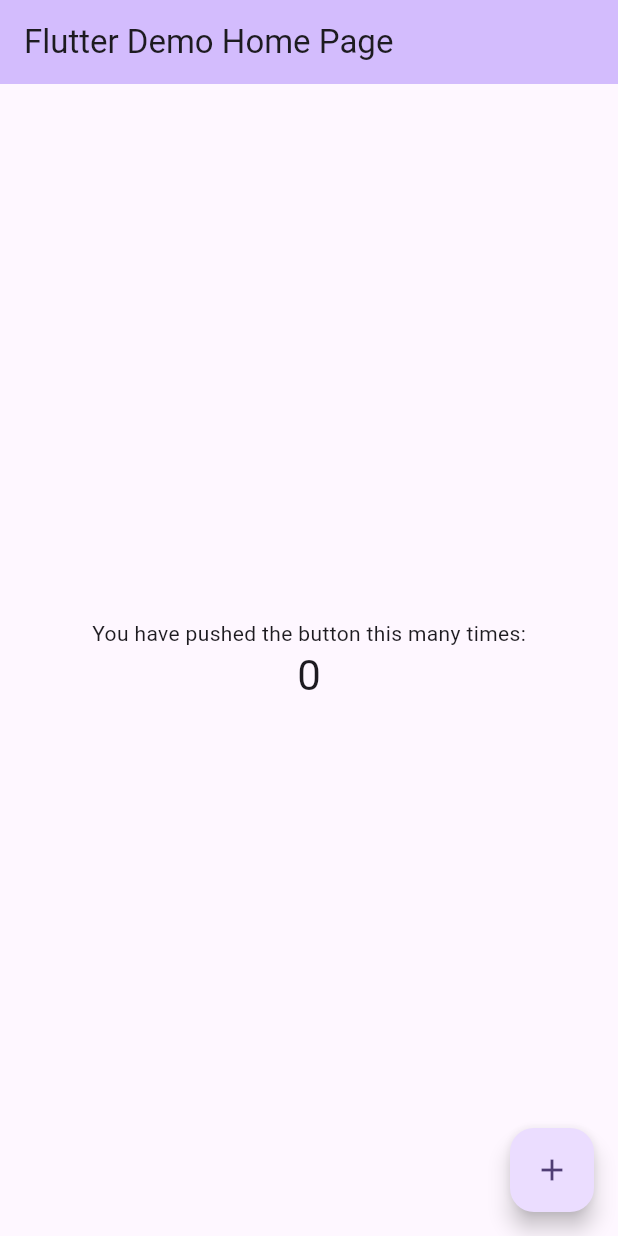
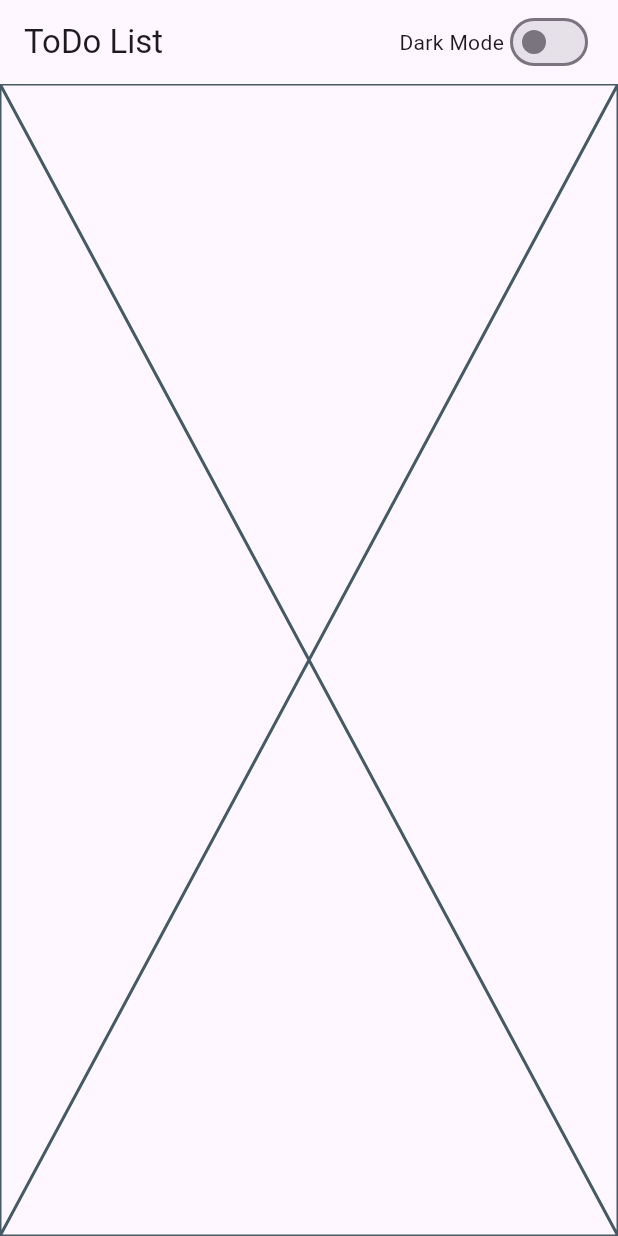
Before and after one commit to adicomdotir/app_architecture_new, a Flutter app: the screen it shows after launch, on a phone screen of 412 x 824 dp. Run offline on Flutter 3.47's test engine with Material 3 defaults, Android fonts, the phone set to English and light mode, and no system bars; our stand-ins replace shared_preferences, sqflite, sqflite_common_ffi; accounts and stored records are empty; project files that could hold a hidden picture were left out.

Commit message:
Add theme switcher

````diff
--- /dev/null
+++ b/lib/data/repositories/theme_repository.dart
@@ -0,0 +1,39 @@
+import 'dart:async';
+
+import '../../utils/result.dart';
+import '../services/shared_preferences_service.dart';
+
+class ThemeRepository {
+  ThemeRepository(
+    this._service,
+  );
+
+  final _darkModeController = StreamController<bool>.broadcast();
+
+  final SharedPreferencesService _service;
+
+  /// Get if dark mode is enabled
+  Future<Result<bool>> isDarkMode() async {
+    try {
+      final value = await _service.isDarkMode();
+      return Result.ok(value);
+    } on Exception catch (e) {
+      return Result.error(e);
+    }
+  }
+
+  /// Set dark mode
+  Future<Result<void>> setDarkMode(bool value) async {
+    try {
+      await _service.setDarkMode(value);
+      _darkModeController.add(value);
+      return const Result.ok(null);
+    } on Exception catch (e) {
+      return Result.error(e);
+    }
+  }
+
+  /// Stream that emits theme config changes.
+  /// ViewModels should call [isDarkMode] to get the current theme setting.
+  Stream<bool> observeDarkMode() => _darkModeController.stream;
+}
--- /dev/null
+++ b/lib/data/repositories/todo_repository.dart
@@ -0,0 +1,6 @@
+// TODO Implement this library.
+import 'package:app_architecture_new/data/services/database_service.dart';
+
+class TodoRepository {
+  TodoRepository({required DatabaseService database});
+}
--- /dev/null
+++ b/lib/data/services/database_service.dart
@@ -0,0 +1,6 @@
+// TODO Implement this library.
+import 'package:sqflite/sqflite.dart';
+
+class DatabaseService {
+  DatabaseService({required DatabaseFactory databaseFactory});
+}
--- /dev/null
+++ b/lib/data/services/shared_preferences_service.dart
@@ -0,0 +1,15 @@
+import 'package:shared_preferences/shared_preferences.dart';
+
+class SharedPreferencesService {
+  static const String _kDartMode = 'darkMode';
+
+  Future<void> setDarkMode(bool value) async {
+    final prefs = await SharedPreferences.getInstance();
+    await prefs.setBool(_kDartMode, value);
+  }
+
+  Future<bool> isDarkMode() async {
+    final prefs = await SharedPreferences.getInstance();
+    return prefs.getBool(_kDartMode) ?? false;
+  }
+}
--- a/lib/main.dart
+++ b/lib/main.dart
@@ -1,125 +1,104 @@
+import 'dart:io';
+
+import 'package:flutter/foundation.dart';
 import 'package:flutter/material.dart';
+import 'package:sqflite_common_ffi/sqflite_ffi.dart';
+
+import 'data/repositories/theme_repository.dart';
+import 'data/repositories/todo_repository.dart';
+import 'data/services/database_service.dart';
+import 'data/services/shared_preferences_service.dart';
+import 'main_app_viewmodel.dart';
+import 'ui/theme_config/viewmodel/theme_switch_viewmodel.dart';
+import 'ui/theme_config/widgets/theme_switch.dart';
+import 'ui/todo_list/viewmodel/todo_list_viewmodel.dart';
+import 'ui/todo_list/widgets/todo_list_screen.dart';
 
 void main() {
-  runApp(const MyApp());
+  late DatabaseService databaseService;
+  if (kIsWeb) {
+    throw UnsupportedError('Platform not supported');
+  } else if (Platform.isLinux || Platform.isWindows || Platform.isMacOS) {
+    // Initialize FFI SQLite
+    sqfliteFfiInit();
+    databaseService = DatabaseService(
+      databaseFactory: databaseFactoryFfi,
+    );
+  } else {
+    // Use default native SQLite
+    databaseService = DatabaseService(
+      databaseFactory: databaseFactory,
+    );
+  }
+
+  runApp(
+    MainApp(
+      themeRepository: ThemeRepository(
+        SharedPreferencesService(),
+      ),
+      todoRepository: TodoRepository(
+        database: databaseService,
+      ),
+    ),
+  );
 }
 
-class MyApp extends StatelessWidget {
-  const MyApp({super.key});
+class MainApp extends StatefulWidget {
+  const MainApp({
+    required this.themeRepository,
+    required this.todoRepository,
+    super.key,
+  });
 
-  // This widget is the root of your application.
+  final ThemeRepository themeRepository;
+  final TodoRepository todoRepository;
+
   @override
-  Widget build(BuildContext context) {
-    return MaterialApp(
-      title: 'Flutter Demo',
-      theme: ThemeData(
-        // This is the theme of your application.
-        //
-        // TRY THIS: Try running your application with "flutter run". You'll see
-        // the application has a purple toolbar. Then, without quitting the app,
-        // try changing the seedColor in the colorScheme below to Colors.green
-        // and then invoke "hot reload" (save your changes or press the "hot
-        // reload" button in a Flutter-supported IDE, or press "r" if you used
-        // the command line to start the app).
-        //
-        // Notice that the counter didn't reset back to zero; the application
-        // state is not lost during the reload. To reset the state, use hot
-        // restart instead.
-        //
-        // This works for code too, not just values: Most code changes can be
-        // tested with just a hot reload.
-        colorScheme: ColorScheme.fromSeed(seedColor: Colors.deepPurple),
-        useMaterial3: true,
-      ),
-      home: const MyHomePage(title: 'Flutter Demo Home Page'),
-    );
-  }
+  State<MainApp> createState() => _MainAppState();
 }
 
-class MyHomePage extends StatefulWidget {
-  const MyHomePage({required this.title, super.key});
-
-  // This widget is the home page of your application. It is stateful, meaning
-  // that it has a State object (defined below) that contains fields that affect
-  // how it looks.
-
-  // This class is the configuration for the state. It holds the values (in this
-  // case the title) provided by the parent (in this case the App widget) and
-  // used by the build method of the State. Fields in a Widget subclass are
-  // always marked "final".
-
-  final String title;
+class _MainAppState extends State<MainApp> {
+  late MainAppViewModel _viewModel;
 
   @override
-  State<MyHomePage> createState() => _MyHomePageState();
-}
+  void initState() {
+    super.initState();
+    _viewModel = MainAppViewModel(widget.themeRepository);
+  }
 
-class _MyHomePageState extends State<MyHomePage> {
-  int _counter = 0;
-
-  void _incrementCounter() {
-    setState(() {
-      // This call to setState tells the Flutter framework that something has
-      // changed in this State, which causes it to rerun the build method below
-      // so that the display can reflect the updated values. If we changed
-      // _counter without calling setState(), then the build method would not be
-      // called again, and so nothing would appear to happen.
-      _counter++;
-    });
+  @override
+  void dispose() {
+    _viewModel.dispose();
+    super.dispose();
   }
 
   @override
   Widget build(BuildContext context) {
-    // This method is rerun every time setState is called, for instance as done
-    // by the _incrementCounter method above.
-    //
-    // The Flutter framework has been optimized to make rerunning build methods
-    // fast, so that you can just rebuild anything that needs updating rather
-    // than having to individually change instances of widgets.
-    return Scaffold(
-      appBar: AppBar(
-        // TRY THIS: Try changing the color here to a specific color (to
-        // Colors.amber, perhaps?) and trigger a hot reload to see the AppBar
-        // change color while the other colors stay the same.
-        backgroundColor: Theme.of(context).colorScheme.inversePrimary,
-        // Here we take the value from the MyHomePage object that was created by
-        // the App.build method, and use it to set our appbar title.
-        title: Text(widget.title),
-      ),
-      body: Center(
-        // Center is a layout widget. It takes a single child and positions it
-        // in the middle of the parent.
-        child: Column(
-          // Column is also a layout widget. It takes a list of children and
-          // arranges them vertically. By default, it sizes itself to fit its
-          // children horizontally, and tries to be as tall as its parent.
-          //
-          // Column has various properties to control how it sizes itself and
-          // how it positions its children. Here we use mainAxisAlignment to
-          // center the children vertically; the main axis here is the vertical
-          // axis because Columns are vertical (the cross axis would be
-          // horizontal).
-          //
-          // TRY THIS: Invoke "debug painting" (choose the "Toggle Debug Paint"
-          // action in the IDE, or press "p" in the console), to see the
-          // wireframe for each widget.
-          mainAxisAlignment: MainAxisAlignment.center,
-          children: <Widget>[
-            const Text(
-              'You have pushed the button this many times:',
-            ),
-            Text(
-              '$_counter',
-              style: Theme.of(context).textTheme.headlineMedium,
+    return ListenableBuilder(
+      listenable: _viewModel,
+      builder: (context, child) {
+        return MaterialApp(
+          theme: _viewModel.isDarkMode ? ThemeData.dark() : ThemeData.light(),
+          home: child,
+        );
+      },
+      child: Scaffold(
+        appBar: AppBar(
+          actions: [
+            ThemeSwitch(
+              viewmodel: ThemeSwitchViewModel(
+                widget.themeRepository,
+              ),
             ),
           ],
+          title: const Text('ToDo List'),
+        ),
+        body: TodoListScreen(
+          viewModel: TodoListViewModel(
+            todoRepository: widget.todoRepository,
+          ),
         ),
       ),
-      floatingActionButton: FloatingActionButton(
-        onPressed: _incrementCounter,
-        tooltip: 'Increment',
-        child: const Icon(Icons.add),
-      ), // This trailing comma makes auto-formatting nicer for build methods.
     );
   }
 }
--- /dev/null
+++ b/lib/main_app_viewmodel.dart
@@ -0,0 +1,44 @@
+import 'dart:async';
+
+import 'package:app_architecture_new/data/repositories/theme_repository.dart';
+import 'package:flutter/foundation.dart';
+
+import 'utils/result.dart';
+
+class MainAppViewModel extends ChangeNotifier {
+  MainAppViewModel(
+    this._themeRepository,
+  ) {
+    _subscription = _themeRepository.observeDarkMode().listen((isDarkMode) {
+      _isDarkMode = isDarkMode;
+      notifyListeners();
+    });
+    _load();
+  }
+
+  final ThemeRepository _themeRepository;
+  StreamSubscription<bool>? _subscription;
+
+  bool _isDarkMode = false;
+
+  bool get isDarkMode => _isDarkMode;
+
+  Future<void> _load() async {
+    try {
+      final result = await _themeRepository.isDarkMode();
+      if (result is Ok<bool>) {
+        _isDarkMode = result.value;
+      }
+    } on Exception catch (_) {
+      // handle error
+    } finally {
+      notifyListeners();
+    }
+  }
+
+  @override
+  void dispose() {
+    _subscription?.cancel();
+    super.dispose();
+  }
+}
--- /dev/null
+++ b/lib/ui/theme_config/viewmodel/theme_switch_viewmodel.dart
@@ -0,0 +1,50 @@
+import 'package:flutter/foundation.dart';
+
+import '../../../data/repositories/theme_repository.dart';
+import '../../../utils/commad.dart';
+import '../../../utils/result.dart';
+
+class ThemeSwitchViewModel extends ChangeNotifier {
+  ThemeSwitchViewModel(this._themeRepository) {
+    load = Command0(_load)..execute();
+    toggle = Command0(_toggle);
+  }
+
+  final ThemeRepository _themeRepository;
+
+  bool _isDarkMode = false;
+
+  /// If true show dark mode
+  bool get isDarkMode => _isDarkMode;
+
+  late Command0 load;
+
+  late Command0 toggle;
+
+  /// Load the current theme setting from the repository
+  Future<Result<void>> _load() async {
+    try {
+      final result = await _themeRepository.isDarkMode();
+      if (result is Ok<bool>) {
+        _isDarkMode = result.value;
+      }
+      return result;
+    } on Exception catch (e) {
+      return Result.error(e);
+    } finally {
+      notifyListeners();
+    }
+  }
+
+  /// Toggle the theme setting
+  Future<Result<void>> _toggle() async {
+    try {
+      _isDarkMode = !_isDarkMode;
+      return await _themeRepository.setDarkMode(_isDarkMode);
+    } on Exception catch (e) {
+      return Result.error(e);
+    } finally {
+      notifyListeners();
+    }
+  }
+}
--- /dev/null
+++ b/lib/ui/theme_config/widgets/theme_switch.dart
@@ -0,0 +1,35 @@
+// TODO Implement this library.
+import 'package:app_architecture_new/ui/theme_config/viewmodel/theme_switch_viewmodel.dart';
+import 'package:flutter/material.dart';
+
+class ThemeSwitch extends StatelessWidget {
+  const ThemeSwitch({
+    required this.viewmodel,
+    super.key,
+  });
+
+  final ThemeSwitchViewModel viewmodel;
+
+  @override
+  Widget build(BuildContext context) {
+    return Padding(
+      padding: const EdgeInsets.symmetric(horizontal: 16.0),
+      child: Row(
+        children: [
+          const Text('Dark Mode'),
+          ListenableBuilder(
+            listenable: viewmodel,
+            builder: (context, _) {
+              return Switch(
+                value: viewmodel.isDarkMode,
+                onChanged: (_) {
+                  viewmodel.toggle.execute();
+                },
+              );
+            },
+          ),
+        ],
+      ),
+    );
+  }
+}
--- /dev/null
+++ b/lib/ui/todo_list/viewmodel/todo_list_viewmodel.dart
@@ -0,0 +1,6 @@
+// TODO Implement this library.
+import 'package:app_architecture_new/data/repositories/todo_repository.dart';
+
+class TodoListViewModel {
+  TodoListViewModel({required TodoRepository todoRepository});
+}
--- /dev/null
+++ b/lib/ui/todo_list/widgets/todo_list_screen.dart
@@ -0,0 +1,12 @@
+// TODO Implement this library.
+import 'package:app_architecture_new/ui/todo_list/viewmodel/todo_list_viewmodel.dart';
+import 'package:flutter/material.dart';
+
+class TodoListScreen extends StatelessWidget {
+  const TodoListScreen({required TodoListViewModel viewModel, super.key});
+
+  @override
+  Widget build(BuildContext context) {
+    return const Placeholder();
+  }
+}
--- /dev/null
+++ b/lib/utils/result.dart
@@ -0,0 +1,52 @@
+/// Utility class that simplifies handling errors.
+///
+/// Return a [Result] from a function to indicate success or failure.
+///
+/// A [Result] is either an [Ok] with a value of type [T]
+/// or an [Error] with an [Exception].
+///
+/// Use [Result.ok] to create a successful result with a value of type [T].
+/// Use [Result.error] to create an error result with an [Exception].
+///
+/// Evaluate the result using a switch statement:
+/// ```dart
+/// switch (result) {
+///   case Ok(): {
+///     print(result.value);
+///   }
+///   case Error(): {
+///     print(result.error);
+///   }
+/// }
+/// ```
+sealed class Result<T> {
+  const Result();
+
+  /// Creates a successful [Result], completed with the specified [value].
+  const factory Result.ok(T value) = Ok._;
+
+  /// Creates an error [Result], completed with the specified [error].
+  const factory Result.error(Exception error) = Error._;
+}
+
+/// A successful [Result] with a returned [value].
+final class Ok<T> extends Result<T> {
+  const Ok._(this.value);
+
+  /// The returned value of this result.
+  final T value;
+
+  @override
+  String toString() => 'Result<$T>.ok($value)';
+}
+
+/// An error [Result] with a resulting [error].
+final class Error<T> extends Result<T> {
+  const Error._(this.error);
+
+  /// The resulting error of this result.
+  final Exception error;
+
+  @override
+  String toString() => 'Result<$T>.error($error)';
+}
````
Also changed, not shown: lib/utils/commad.dart (added, +148 -0 lines).
